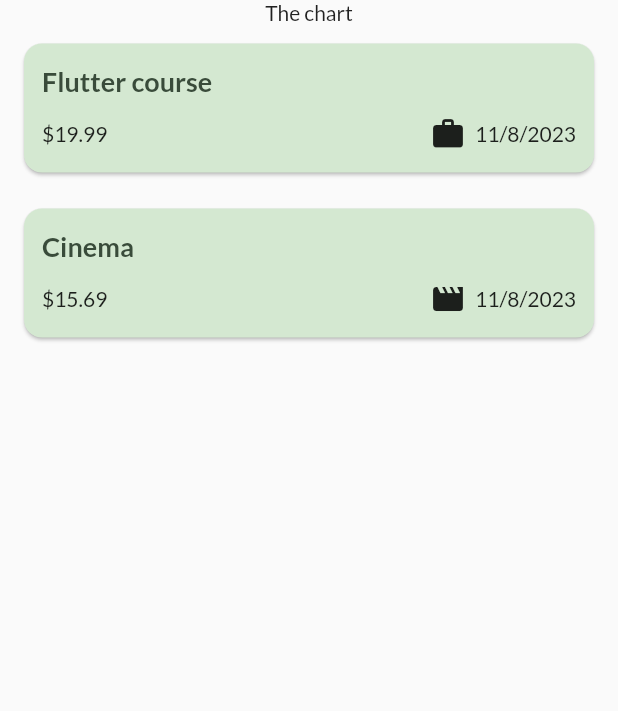
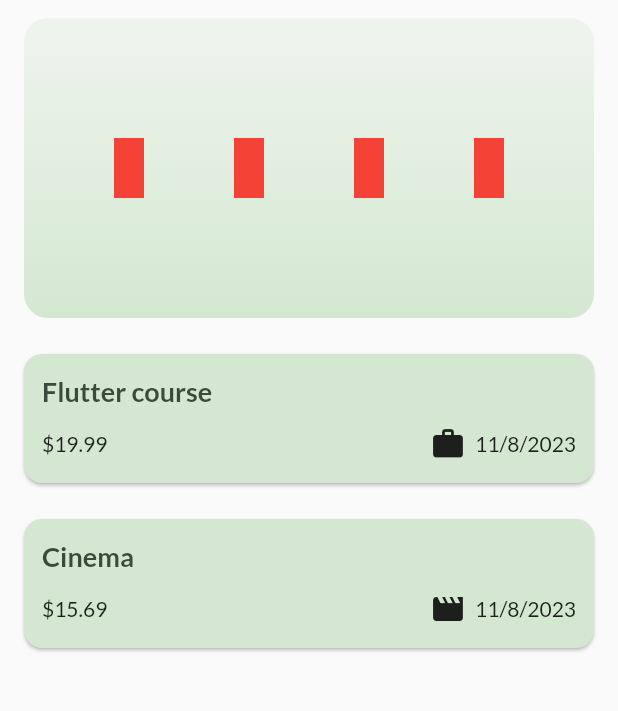
Before and after one commit to cocahonka/flutter-training-expense-tracker, a Flutter app: the screen it shows after launch, on a phone screen of 412 x 824 dp, the part 84-795 px from its top. Run offline on Flutter 3.47's test engine with Material 2 defaults, Android fonts, the phone set to English and light mode, and no system bars; our stand-ins replace google_fonts.

Commit message:
add mock chart

```diff
--- a/lib/screens/expenses_screen.dart
+++ b/lib/screens/expenses_screen.dart
@@ -88,7 +88,7 @@ class _ExpensesScreenState extends State<ExpensesScreen> {
       body: Center(
         child: Column(
           children: [
-            const Chart(),
+            Chart(_expenses),
             Expanded(
               child: ExpensesList(
                 _expenses,
--- a/lib/widgets/chart/chart.dart
+++ b/lib/widgets/chart/chart.dart
@@ -1,10 +1,37 @@
+import 'package:expense_tracker_repeat/models/category.dart';
+import 'package:expense_tracker_repeat/models/expense.dart';
+import 'package:expense_tracker_repeat/widgets/chart/chart_item.dart';
 import 'package:flutter/material.dart';
 
 class Chart extends StatelessWidget {
-  const Chart({super.key});
+  const Chart(this.expenses, {super.key});
+
+  final List<Expense> expenses;
 
   @override
   Widget build(BuildContext context) {
-    return const Text('The chart');
+    return Padding(
+      padding: Theme.of(context).cardTheme.margin!,
+      child: Container(
+        height: 200,
+        decoration: BoxDecoration(
+          borderRadius: BorderRadius.circular(16),
+          gradient: LinearGradient(
+            begin: Alignment.topCenter,
+            end: Alignment.bottomCenter,
+            colors: [
+              Theme.of(context).colorScheme.secondaryContainer.withOpacity(0.3),
+              Theme.of(context).colorScheme.secondaryContainer,
+            ],
+          ),
+        ),
+        child: Row(
+          mainAxisAlignment: MainAxisAlignment.spaceEvenly,
+          children: Category.values.map((category) {
+            return ChartItem(category);
+          }).toList(),
+        ),
+      ),
+    );
   }
 }
--- /dev/null
+++ b/lib/widgets/chart/chart_item.dart
@@ -0,0 +1,13 @@
+import 'package:expense_tracker_repeat/models/category.dart';
+import 'package:flutter/material.dart';
+
+class ChartItem extends StatelessWidget {
+  const ChartItem(this.category, {super.key});
+
+  final Category category;
+
+  @override
+  Widget build(BuildContext context) {
+    return SizedBox(height: 40, width: 20, child: const ColoredBox(color: Colors.red));
+  }
+}
```
